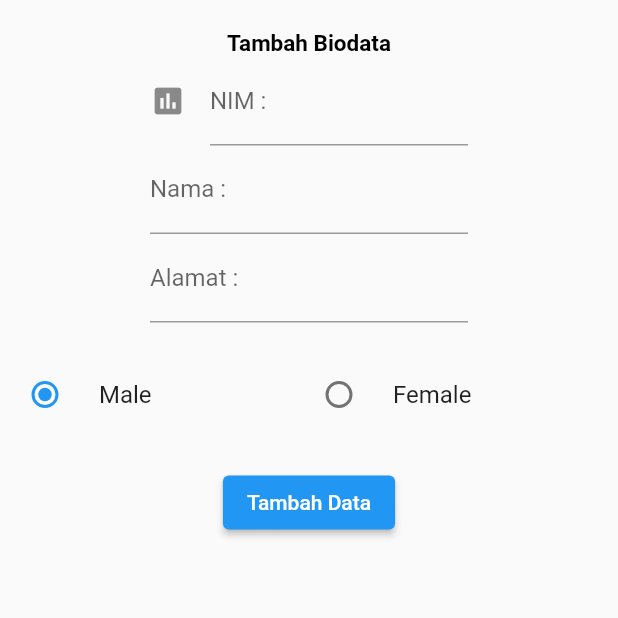
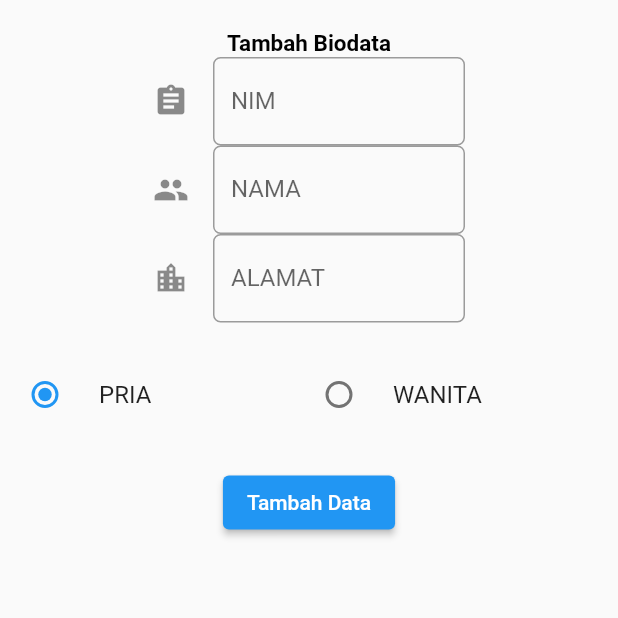
Before and after one commit to sindyalvinaa/uas_kelompok6, a Flutter app: the myBody screen opened directly, on a phone screen of 412 x 824 dp, the top half of it. Run offline on Flutter 3.47's test engine with Material 2 defaults, Android fonts, the light colour scheme and no system bars; our stand-ins replace sqflite; missing offline and left inert: dart:html; accounts and stored records are empty; statements that could not run were skipped.

Commit message:
tambah data

```diff
--- a/lib/main.dart
+++ b/lib/main.dart
@@ -28,7 +28,7 @@ class MyApp extends StatelessWidget {
         length: 2,
         child: Scaffold(
           appBar: AppBar(
-            title: Text('Flutter Tabs Demo'),
+            title: Text('Flutter Demo Kelompok 6'),
             bottom: TabBar(
               tabs: [
                 Tab(icon: Icon(Icons.home), text: "Tambah Data"),
--- a/lib/pages/biodata_page.dart
+++ b/lib/pages/biodata_page.dart
@@ -10,7 +10,7 @@ class BiodataPage extends StatelessWidget {
   Widget build(BuildContext context) {
     return MaterialApp(
       home: DefaultTabController(
-        length: 3,
+        length: 4,
         child: Scaffold(
           appBar: AppBar(
             title: Text("Biodata Mahasiswa"),
@@ -34,11 +34,10 @@ class _mybody extends State<myBody> {
 
   Item item;
 
-  // DbHelper dbHelper = DbHelper();
 
-  final nimController = TextEditingController();
-  final namaController = TextEditingController();
-  final alamatController = TextEditingController();
+  TextEditingController nimController = TextEditingController();
+  TextEditingController namaController = TextEditingController();
+  TextEditingController alamatController = TextEditingController();
 
   @override
   Widget build(BuildContext context) {
@@ -59,49 +58,64 @@ class _mybody extends State<myBody> {
           ),
           Container(
             child: TextField(
-              decoration: InputDecoration(
-                hintText: 'masukan Nim anda',
-                label: Text("NIM : "),
-                icon: Icon(Icons.assessment),
+                controller: nimController,
+                keyboardType: TextInputType.number,
+                decoration: InputDecoration(
+                  hintText: "masukan NIM anda",
+                  labelText: 'NIM',
+                  icon: Icon(Icons.assignment),
+                  border: OutlineInputBorder(
+                    borderRadius: BorderRadius.circular(5.0),
+                  ),
               ),
-              keyboardType: TextInputType.number,
               inputFormatters: [FilteringTextInputFormatter.digitsOnly],
-              controller: nimController,
             ),
             margin: EdgeInsets.only(
-              left: 100,
-              right: 100,
+              left: 102,
+              right: 102,
             ),
           ),
           Container(
             child: TextField(
-              decoration: InputDecoration(
-                label: Text("Nama :"),
+                controller: namaController,
+                keyboardType: TextInputType.name,
+                decoration: InputDecoration(
+                  hintText: "masukan nama lengkap anda",
+                  labelText: 'NAMA',
+                  icon: Icon(Icons.people),
+                  border: OutlineInputBorder(
+                    borderRadius: BorderRadius.circular(5.0),
+                  ),
               ),
-              keyboardType: TextInputType.name,
-              controller: namaController,
             ),
             margin: EdgeInsets.only(
-              left: 100,
-              right: 100,
+              left: 102,
+              right: 102,
             ),
           ),
           Container(
             child: TextField(
-              decoration: InputDecoration(label: Text("Alamat :")),
-              keyboardType: TextInputType.streetAddress,
-              controller: alamatController,
+                controller: alamatController,
+                keyboardType: TextInputType.streetAddress,
+                decoration: InputDecoration(
+                  hintText: "alamat lengkap anda",
+                  labelText: 'ALAMAT',
+                  icon: Icon(Icons.location_city),
+                  border: OutlineInputBorder(
+                    borderRadius: BorderRadius.circular(5.0),
+                  ),
+                ),
             ),
             margin: EdgeInsets.only(
-              left: 100,
-              right: 100,
+              left: 102,
+              right: 102,
             ),
           ),
           Row(
             children: <Widget>[
               Expanded(
                 child: RadioListTile(
-                  title: const Text("Male"),
+                  title: const Text("PRIA"),
                   value: Gender.male,
                   groupValue: _gender,
                   onChanged: (Gender value) {
@@ -115,7 +129,7 @@ class _mybody extends State<myBody> {
               ),
               Expanded(
                 child: RadioListTile(
-                  title: const Text("Female"),
+                  title: const Text("WANITA"),
                   value: Gender.female,
                   groupValue: _gender,
                   onChanged: (Gender value) {
@@ -136,13 +150,13 @@ class _mybody extends State<myBody> {
                   var gender = _gender.toString();
 
                   if (gender == "Gender.male") {
-                    gender = "male";
+                    gender = "PRIA";
                   } else {
-                    gender = "female";
+                    gender = "WANITA";
                   }
 
-                  item = Item(int.parse(nimController.text),
-                      namaController.text, alamatController.text, gender);
+                  // item = Item(int.parse(nimController.text),
+                  //     namaController.text, alamatController.text, gender);
                   if (item != null) {
                     print('goto here');
                     await addItem(item);
@@ -185,8 +199,8 @@ showAlertDialog(BuildContext context) {
   );
 
   AlertDialog alert = AlertDialog(
-    title: Text("Success"),
-    content: Text("Data Telah di Tambahkan"),
+    title: Text("BERHASIL"),
+    content: Text("Data Anda Berhasil Ditambahkan"),
     actions: [
       okButton,
     ],
```
Also changed, not shown: lib/pages/home_page.dart (+8 -8 lines).
